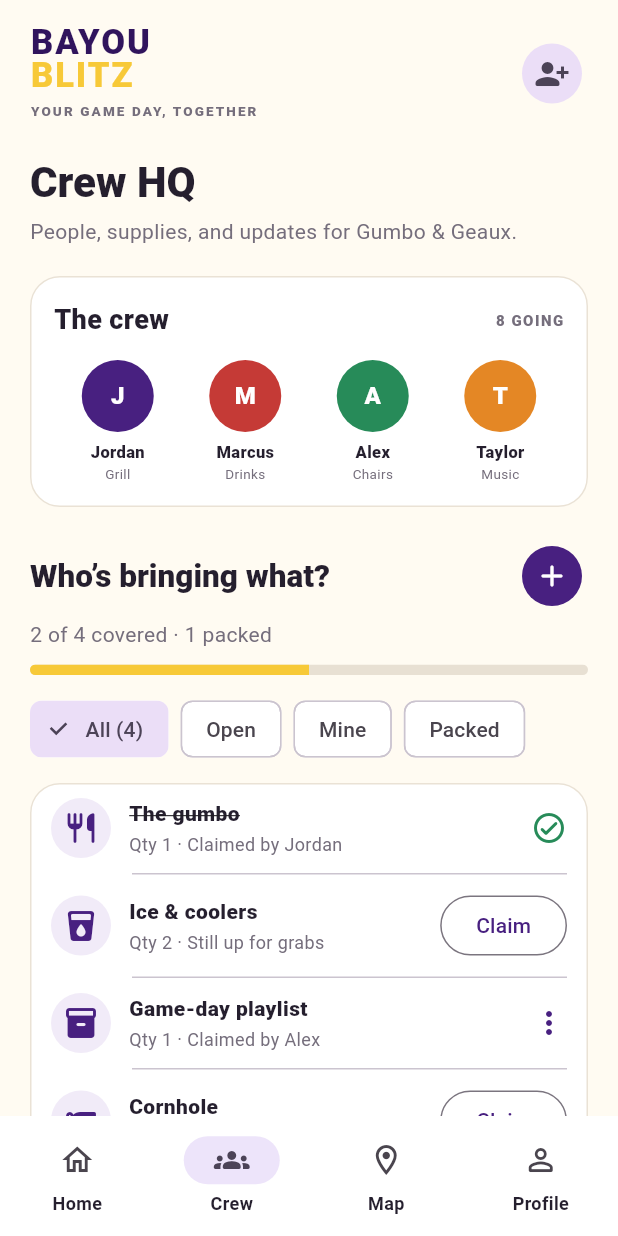
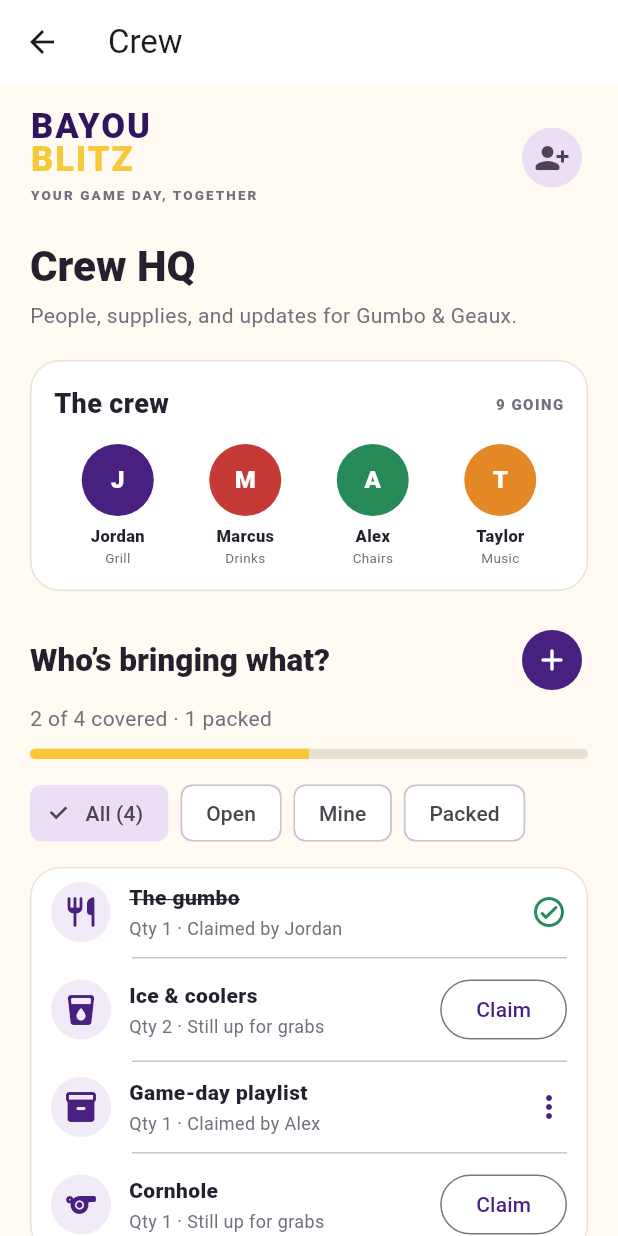
Before and after one commit to tylerlallande/Project-5, a Flutter app: the screen it shows after launch, after a tap on "Sign in", after a tap on "Count me in", after a tap on "Crew", on a phone screen of 412 x 824 dp. Run offline on Flutter 3.47's test engine with Material 3 defaults, Android fonts, the phone set to English and light mode, and no system bars; Roboto replaces fonts that are missing (Arial).

Commit message:
Updates count and back button to crew tab from home

```diff
--- a/lib/app_shell.dart
+++ b/lib/app_shell.dart
@@ -18,6 +18,23 @@ class AppShell extends StatefulWidget {
 class _AppShellState extends State<AppShell> {
   late final PageController _pageController;
   int _pageIndex = 0;
+  bool _checkedIn = false;
+  int get _crewCount => _checkedIn ? 9 : 8;
+
+  void _openHomeAction(int index) {
+    if (index == 1) {
+      Navigator.of(context).push(
+        MaterialPageRoute<void>(
+          builder: (_) => Scaffold(
+            appBar: AppBar(title: const Text('Crew')),
+            body: SafeArea(child: CrewScreen(crewCount: _crewCount)),
+          ),
+        ),
+      );
+    } else {
+      _goToPage(index);
+    }
+  }
 
   @override
   void initState() {
@@ -76,12 +93,14 @@ class _AppShellState extends State<AppShell> {
           onPageChanged: (index) => setState(() => _pageIndex = index),
           children: [
             HomeScreen(
-              onNavigate: _goToPage,
+              onNavigate: _openHomeAction,
+              checkedIn: _checkedIn,
+              onCheckInChanged: (value) => setState(() => _checkedIn = value),
               onOpenTailgate: _openTailgate,
               onHostTailgate: _hostTailgate,
               onJoinTailgate: _joinTailgate,
             ),
-            const CrewScreen(),
+            CrewScreen(crewCount: _crewCount),
             const MapScreen(),
             const ProfileScreen(),
           ],
--- a/lib/screens/crew_screen.dart
+++ b/lib/screens/crew_screen.dart
@@ -5,7 +5,8 @@ import '../theme/app_theme.dart';
 import '../widgets/app_header.dart';
 
 class CrewScreen extends StatefulWidget {
-  const CrewScreen({super.key});
+  const CrewScreen({super.key, this.crewCount = 8});
+  final int crewCount;
 
   @override
   State<CrewScreen> createState() => _CrewScreenState();
@@ -92,17 +93,17 @@ class _CrewScreenState extends State<CrewScreen> {
         child: Column(
           crossAxisAlignment: CrossAxisAlignment.start,
           children: [
-            const Row(
+            Row(
               children: [
-                Expanded(
+                const Expanded(
                   child: Text(
                     'The crew',
                     style: TextStyle(fontSize: 18, fontWeight: FontWeight.w900),
                   ),
                 ),
                 Text(
-                  '8 GOING',
-                  style: TextStyle(
+                  '${widget.crewCount} GOING',
+                  style: const TextStyle(
                     fontSize: 10,
                     fontWeight: FontWeight.w800,
                     letterSpacing: 1,
--- a/lib/screens/home_screen.dart
+++ b/lib/screens/home_screen.dart
@@ -10,19 +10,24 @@ class HomeScreen extends StatefulWidget {
     required this.onOpenTailgate,
     required this.onHostTailgate,
     required this.onJoinTailgate,
+    required this.checkedIn,
+    required this.onCheckInChanged,
   });
 
   final ValueChanged<int> onNavigate;
   final ValueChanged<int> onOpenTailgate;
   final VoidCallback onHostTailgate;
   final VoidCallback onJoinTailgate;
+  final bool checkedIn;
+  final ValueChanged<bool> onCheckInChanged;
 
   @override
   State<HomeScreen> createState() => _HomeScreenState();
 }
 
 class _HomeScreenState extends State<HomeScreen> {
-  bool _checkedIn = false;
+  bool get _checkedIn => widget.checkedIn;
+  int get _crewCount => _checkedIn ? 9 : 8;
 
   @override
   Widget build(BuildContext context) {
@@ -58,7 +63,7 @@ class _HomeScreenState extends State<HomeScreen> {
                 date: 'SAT · OCT 10',
                 title: 'Gumbo & Geaux',
                 detail: 'Oak Grove · You’re hosting',
-                people: '8 going',
+                people: '$_crewCount going',
               ),
               const SizedBox(height: 10),
               _tailgateTile(
@@ -152,12 +157,15 @@ class _HomeScreenState extends State<HomeScreen> {
                   padding: EdgeInsets.symmetric(vertical: 16),
                   child: Divider(color: Color(0x55FFFFFF), height: 1),
                 ),
-                const Row(
+                Row(
                   children: [
                     Expanded(
-                      child: _EventStat(label: 'CREW', value: '8 Tigers'),
+                      child: _EventStat(
+                        label: 'CREW',
+                        value: '$_crewCount Tigers',
+                      ),
                     ),
-                    Expanded(
+                    const Expanded(
                       child: _EventStat(
                         label: 'SUPPLIES',
                         value: '6 / 8 ready',
@@ -177,8 +185,7 @@ class _HomeScreenState extends State<HomeScreen> {
                               : AppColors.gold,
                           foregroundColor: AppColors.deepPurple,
                         ),
-                        onPressed: () =>
-                            setState(() => _checkedIn = !_checkedIn),
+                        onPressed: () => widget.onCheckInChanged(!_checkedIn),
                         icon: Icon(
                           _checkedIn
                               ? Icons.check_circle_rounded
@@ -218,7 +225,7 @@ class _HomeScreenState extends State<HomeScreen> {
       (
         icon: Icons.groups_rounded,
         title: 'Crew',
-        detail: '8 going',
+        detail: '$_crewCount going',
         onTap: () => widget.onNavigate(1),
       ),
       (
```
Also changed, not shown: 1 other file.
